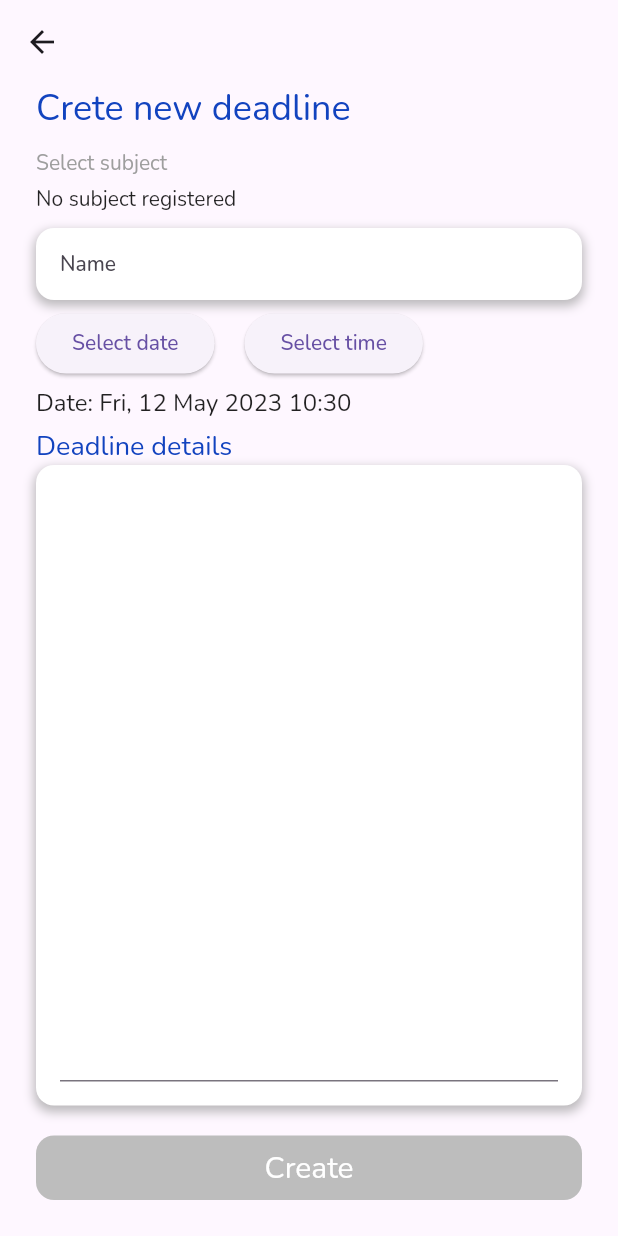
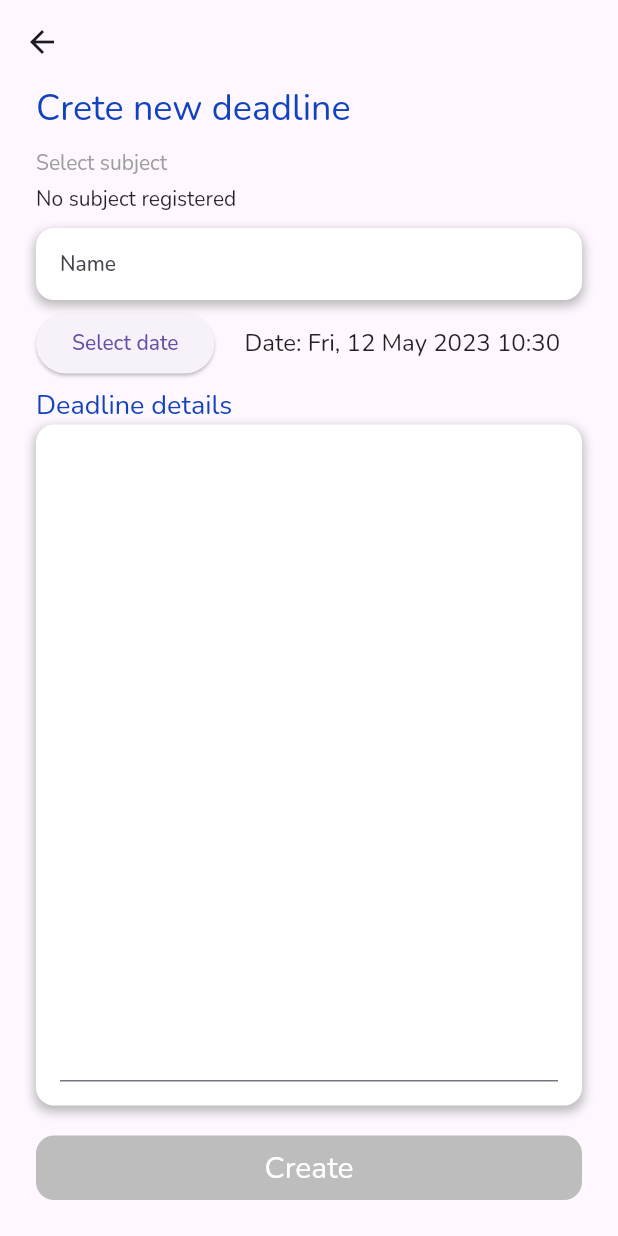
Before and after one commit to P3t0331/skillsprout, a Flutter app: the AddEditDeadlinePage screen opened directly, on a phone screen of 412 x 824 dp. Run offline on Flutter 3.47's test engine with Material 2 defaults, Android fonts, the phone set to English and light mode, and no system bars; our stand-ins replace cloud_firestore, firebase_auth, firebase_core, firebase_messaging, flutter_datetime_picker, get_it and 1 more; accounts and stored records are empty.

Commit message:
picking date bugfix

```diff
--- a/lib/screens/add_edit_deadline_page.dart
+++ b/lib/screens/add_edit_deadline_page.dart
@@ -102,20 +102,15 @@ class _AddEditDeadlinePageState extends State<AddEditDeadlinePage> {
                   text: "Select date",
                   minTime: DateTime(2023, 1, 1),
                   maxTime: DateTime(2030, 12, 31),
-                    isDate: true),
+                ),
                 SizedBox(
                   width: 20,
-                ),
-                _buildDateTimeButton(
-                    context: context, text: "Select time", isDate: false),
-              ],
-            ),
-            SizedBox(
-              height: 5,
                 ),
                 Text(
                   "Date: ${DateFormatter.formatDate(_time)}",
                   style: TextStyle(fontSize: 16),
+                )
+              ],
             ),
             SizedBox(
               height: 5,
@@ -193,12 +188,10 @@ class _AddEditDeadlinePageState extends State<AddEditDeadlinePage> {
       {required BuildContext context,
       required String text,
       DateTime? minTime,
-      DateTime? maxTime,
-      required bool isDate}) {
+      DateTime? maxTime}) {
     return ElevatedButton(
       onPressed: () {
-        if (isDate) {
-          DatePicker.showDatePicker(context,
+        DatePicker.showDateTimePicker(context,
             showTitleActions: true,
             minTime: DateTime(2023, 1, 1),
             maxTime: DateTime(2030, 12, 31),
@@ -206,15 +199,7 @@ class _AddEditDeadlinePageState extends State<AddEditDeadlinePage> {
           setState(() {
             _time = date;
           });
-          }, currentTime: DateTime.now(), locale: LocaleType.en);
-        } else {
-          DatePicker.showTimePicker(context,
-              showTitleActions: true, onChanged: (date) {}, onConfirm: (date) {
-            setState(() {
-              _time = date;
-            });
-          }, currentTime: DateTime.now(), locale: LocaleType.en);
-        }
+        }, currentTime: _time, locale: LocaleType.en);
       },
       child: Text(text),
     );
```
Lines whose indentation alone changed are shown as unchanged.
